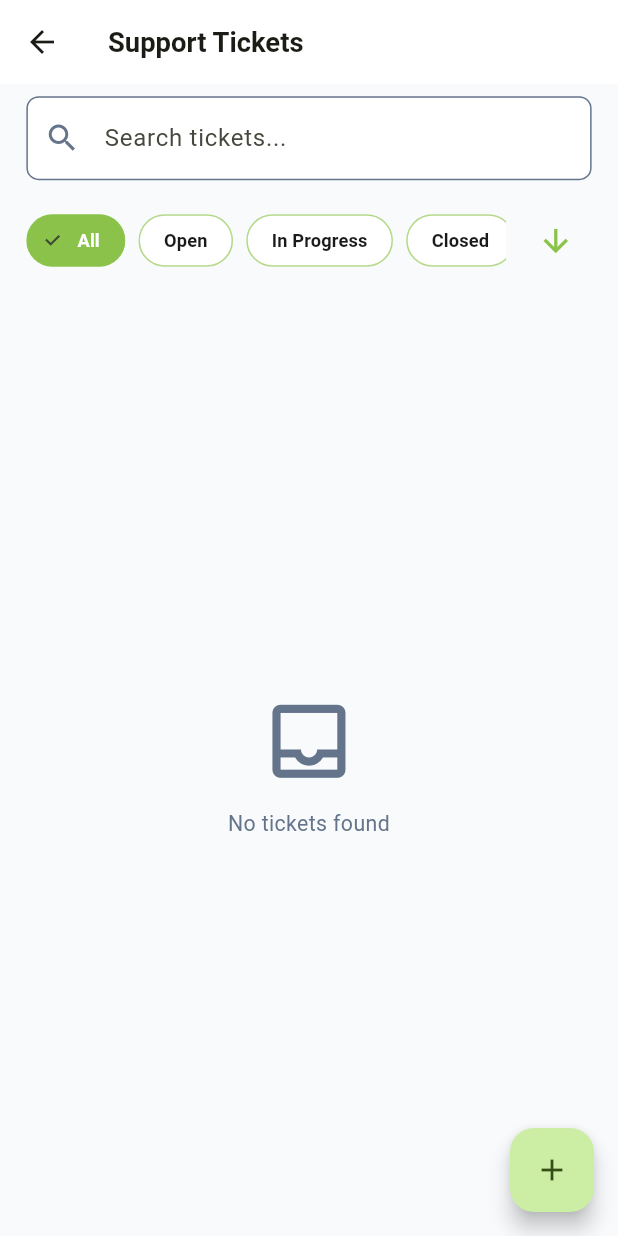
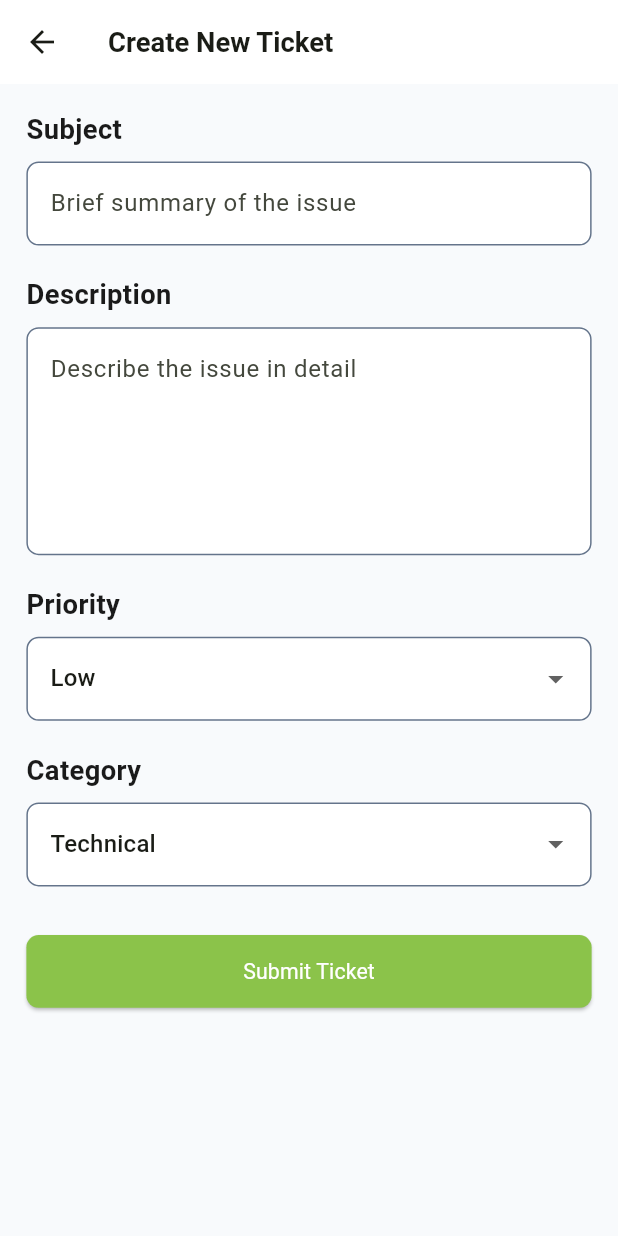
Before and after one commit to mahmoudnagi22/PPS-HelpDesk, a Flutter app: the _TicketListView screen opened directly, after a tap on the "add" icon, on a phone screen of 412 x 824 dp. Run offline on Flutter 3.47's test engine with Material 3 defaults, Android fonts, the phone set to English and light mode, and no system bars; our stand-ins replace flutter_bloc, flutter_screenutil, get_it, hive, hive_flutter; accounts and stored records are empty.

Commit message:
feat: implement create ticket screen with form validation and auto-generated fields

```diff
--- /dev/null
+++ b/lib/features/tickets/presentation/screens/create_ticket_screen.dart
@@ -0,0 +1,223 @@
+import 'package:flutter/material.dart';
+import 'package:flutter_bloc/flutter_bloc.dart';
+import 'package:flutter_screenutil/flutter_screenutil.dart';
+
+import '../../../../core/constants/app_colors.dart';
+import '../../../../core/constants/app_text_styles.dart';
+import '../../../../core/constants/enums.dart';
+import '../../../../core/services/service_locator.dart';
+import '../../../../core/utils/validators.dart';
+import '../../../../core/widgets/app_button.dart';
+import '../../../../core/widgets/app_text_field.dart';
+import '../../domain/entities/ticket_entity.dart';
+import '../cubit/ticket_cubit.dart';
+import '../cubit/ticket_state.dart';
+
+String _priorityLabel(TicketPriority priority) {
+  switch (priority) {
+    case TicketPriority.low:
+      return 'Low';
+    case TicketPriority.medium:
+      return 'Medium';
+    case TicketPriority.high:
+      return 'High';
+  }
+}
+
+String _categoryLabel(TicketCategory category) {
+  switch (category) {
+    case TicketCategory.technical:
+      return 'Technical';
+    case TicketCategory.billing:
+      return 'Billing';
+    case TicketCategory.general:
+      return 'General';
+  }
+}
+
+class CreateTicketScreen extends StatelessWidget {
+  const CreateTicketScreen({super.key});
+
+  @override
+  Widget build(BuildContext context) {
+    return BlocProvider(
+      create: (_) => sl<TicketCubit>(),
+      child: const _CreateTicketForm(),
+    );
+  }
+}
+
+class _CreateTicketForm extends StatefulWidget {
+  const _CreateTicketForm();
+
+  @override
+  State<_CreateTicketForm> createState() => _CreateTicketFormState();
+}
+
+class _CreateTicketFormState extends State<_CreateTicketForm> {
+  final _formKey = GlobalKey<FormState>();
+  final _subjectController = TextEditingController();
+  final _descriptionController = TextEditingController();
+
+  TicketPriority _priority = TicketPriority.low;
+  TicketCategory _category = TicketCategory.technical;
+
+  @override
+  void dispose() {
+    _subjectController.dispose();
+    _descriptionController.dispose();
+    super.dispose();
+  }
+
+  void _submit() {
+    if (!_formKey.currentState!.validate()) return;
+
+    final id =
+        '#TICK-${DateTime.now().millisecondsSinceEpoch.toString().substring(7)}';
+
+    final ticket = TicketEntity(
+      id: id,
+      subject: _subjectController.text.trim(),
+      description: _descriptionController.text.trim(),
+      priority: _priority,
+      category: _category,
+      status: TicketStatus.open,
+      createdAt: DateTime.now(),
+    );
+
+    context.read<TicketCubit>().createTicket(ticket);
+  }
+
+  @override
+  Widget build(BuildContext context) {
+    return Scaffold(
+      appBar: AppBar(title: const Text('Create New Ticket')),
+      body: BlocConsumer<TicketCubit, TicketState>(
+        listener: (context, state) {
+          if (state is TicketLoaded) {
+            ScaffoldMessenger.of(context).showSnackBar(
+              const SnackBar(content: Text('Ticket created successfully')),
+            );
+            Navigator.pop(context);
+          } else if (state is TicketError) {
+            ScaffoldMessenger.of(context).showSnackBar(
+              SnackBar(
+                content: Text(state.message),
+                backgroundColor: AppColors.danger,
+              ),
+            );
+          }
+        },
+        builder: (context, state) {
+          final isSubmitting = state is TicketLoading;
+
+          return SingleChildScrollView(
+            padding: EdgeInsets.all(16.w),
+            child: Form(
+              key: _formKey,
+              child: Column(
+                crossAxisAlignment: CrossAxisAlignment.start,
+                children: [
+                  Text('Subject', style: AppTextStyles.heading2),
+                  SizedBox(height: 8.h),
+                  AppTextField(
+                    controller: _subjectController,
+                    hintText: 'Brief summary of the issue',
+                    validator: (value) =>
+                        Validators.requiredField(value, 'Subject'),
+                  ),
+                  SizedBox(height: 20.h),
+                  Text('Description', style: AppTextStyles.heading2),
+                  SizedBox(height: 8.h),
+                  AppTextField(
+                    controller: _descriptionController,
+                    hintText: 'Describe the issue in detail',
+                    maxLines: 5,
+                    validator: (value) =>
+                        Validators.requiredField(value, 'Description'),
+                  ),
+                  SizedBox(height: 20.h),
+                  Text('Priority', style: AppTextStyles.heading2),
+                  SizedBox(height: 8.h),
+                  _EnumDropdown<TicketPriority>(
+                    value: _priority,
+                    values: TicketPriority.values,
+                    labelBuilder: _priorityLabel,
+                    onChanged: (value) => setState(() => _priority = value),
+                  ),
+                  SizedBox(height: 20.h),
+                  Text('Category', style: AppTextStyles.heading2),
+                  SizedBox(height: 8.h),
+                  _EnumDropdown<TicketCategory>(
+                    value: _category,
+                    values: TicketCategory.values,
+                    labelBuilder: _categoryLabel,
+                    onChanged: (value) => setState(() => _category = value),
+                  ),
+                  SizedBox(height: 32.h),
+                  SizedBox(
+                    width: double.infinity,
+                    child: AppButton(
+                      label: 'Submit Ticket',
+                      isLoading: isSubmitting,
+                      onPressed: isSubmitting ? null : _submit,
+                    ),
+                  ),
+                ],
+              ),
+            ),
+          );
+        },
+      ),
+    );
+  }
+}
+
+class _EnumDropdown<T> extends StatelessWidget {
+  const _EnumDropdown({
+    required this.value,
+    required this.values,
+    required this.labelBuilder,
+    required this.onChanged,
+    super.key,
+  });
+
+  final T value;
+  final List<T> values;
+  final String Function(T) labelBuilder;
+  final ValueChanged<T> onChanged;
+
+  @override
+  Widget build(BuildContext context) {
+    return DropdownButtonFormField<T>(
+      value: value,
+      items: values
+          .map(
+            (item) => DropdownMenuItem<T>(
+              value: item,
+              child: Text(labelBuilder(item)),
+            ),
+          )
+          .toList(),
+      onChanged: (item) {
+        if (item != null) onChanged(item);
+      },
+      decoration: InputDecoration(
+        filled: true,
+        fillColor: AppColors.surface,
+        border: OutlineInputBorder(
+          borderRadius: BorderRadius.circular(8.r),
+          borderSide: const BorderSide(color: AppColors.textSecondary),
+        ),
+        enabledBorder: OutlineInputBorder(
+          borderRadius: BorderRadius.circular(8.r),
+          borderSide: const BorderSide(color: AppColors.textSecondary),
+        ),
+        focusedBorder: OutlineInputBorder(
+          borderRadius: BorderRadius.circular(8.r),
+          borderSide: const BorderSide(color: AppColors.primary, width: 2),
+        ),
+      ),
+    );
+  }
+}
--- a/lib/features/tickets/presentation/screens/dashboard_screen.dart
+++ b/lib/features/tickets/presentation/screens/dashboard_screen.dart
@@ -15,6 +15,7 @@ import '../cubit/ticket_state.dart';
 import '../widgets/priority_badge.dart';
 import '../widgets/status_chip.dart';
 import '../widgets/ticket_summary_card.dart';
+import 'create_ticket_screen.dart';
 import 'ticket_list_screen.dart';
 
 class DashboardScreen extends StatelessWidget {
@@ -48,6 +49,18 @@ class _DashboardView extends StatelessWidget {
           };
         },
       ),
+      floatingActionButton: FloatingActionButton(
+        onPressed: () async {
+          await Navigator.push(
+            context,
+            MaterialPageRoute(builder: (_) => const CreateTicketScreen()),
+          );
+          if (context.mounted) {
+            context.read<TicketCubit>().loadTickets();
+          }
+        },
+        child: const Icon(Icons.add),
+      ),
     );
   }
 }
@@ -74,10 +87,17 @@ class _DashboardContent extends StatelessWidget {
             children: [
               Text('Recent Tickets', style: AppTextStyles.heading2),
               TextButton(
-                onPressed: () => Navigator.push(
-                  context,
-                  MaterialPageRoute(builder: (_) => const TicketListScreen()),
-                ),
+                onPressed: () async {
+                  await Navigator.push(
+                    context,
+                    MaterialPageRoute(
+                      builder: (_) => const TicketListScreen(),
+                    ),
+                  );
+                  if (context.mounted) {
+                    context.read<TicketCubit>().loadTickets();
+                  }
+                },
                 child: const Text('View All'),
               ),
             ],
--- a/lib/features/tickets/presentation/screens/ticket_list_screen.dart
+++ b/lib/features/tickets/presentation/screens/ticket_list_screen.dart
@@ -10,6 +10,7 @@ import '../cubit/ticket_state.dart';
 import '../widgets/ticket_card.dart';
 import '../widgets/ticket_filter_bar.dart';
 import '../widgets/ticket_search_bar.dart';
+import 'create_ticket_screen.dart';
 
 class TicketListScreen extends StatelessWidget {
   const TicketListScreen({super.key});
@@ -64,7 +65,15 @@ class _TicketListView extends StatelessWidget {
         ),
       ),
       floatingActionButton: FloatingActionButton(
-        onPressed: () {},
+        onPressed: () async {
+          await Navigator.push(
+            context,
+            MaterialPageRoute(builder: (_) => const CreateTicketScreen()),
+          );
+          if (context.mounted) {
+            context.read<TicketCubit>().loadTickets();
+          }
+        },
         child: const Icon(Icons.add),
       ),
     );
```
